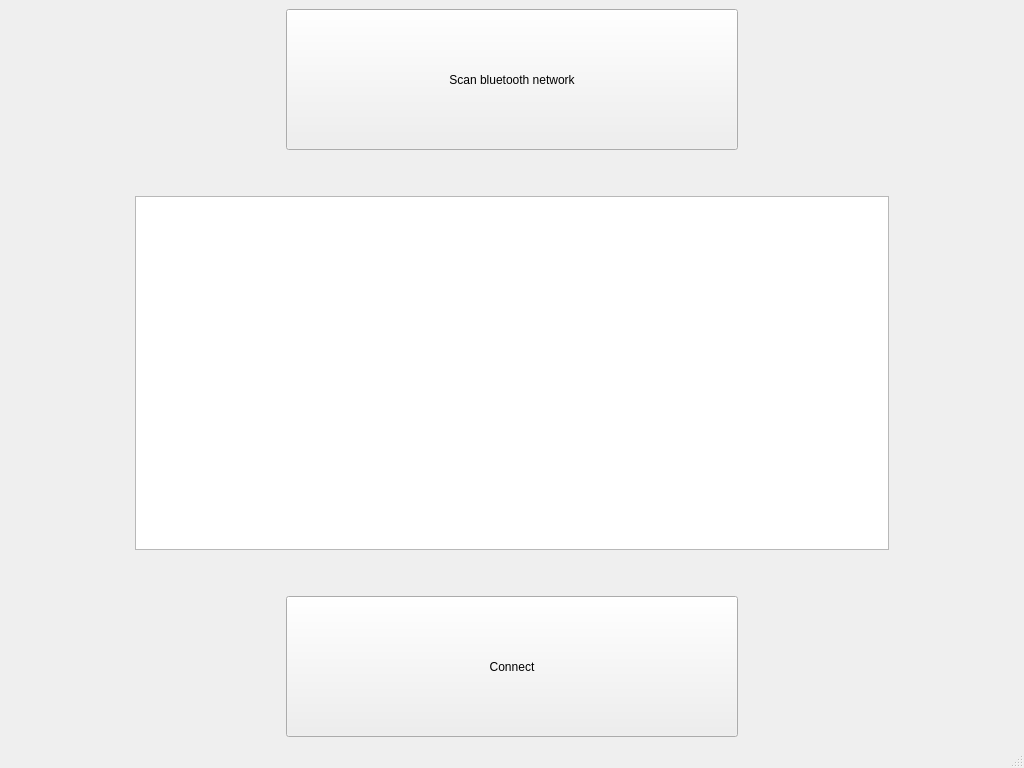
The window that blue-app/ui/MainWindow.ui (matus-u/sz-bluetooth) describes before a commit, drawn with Qt 5.
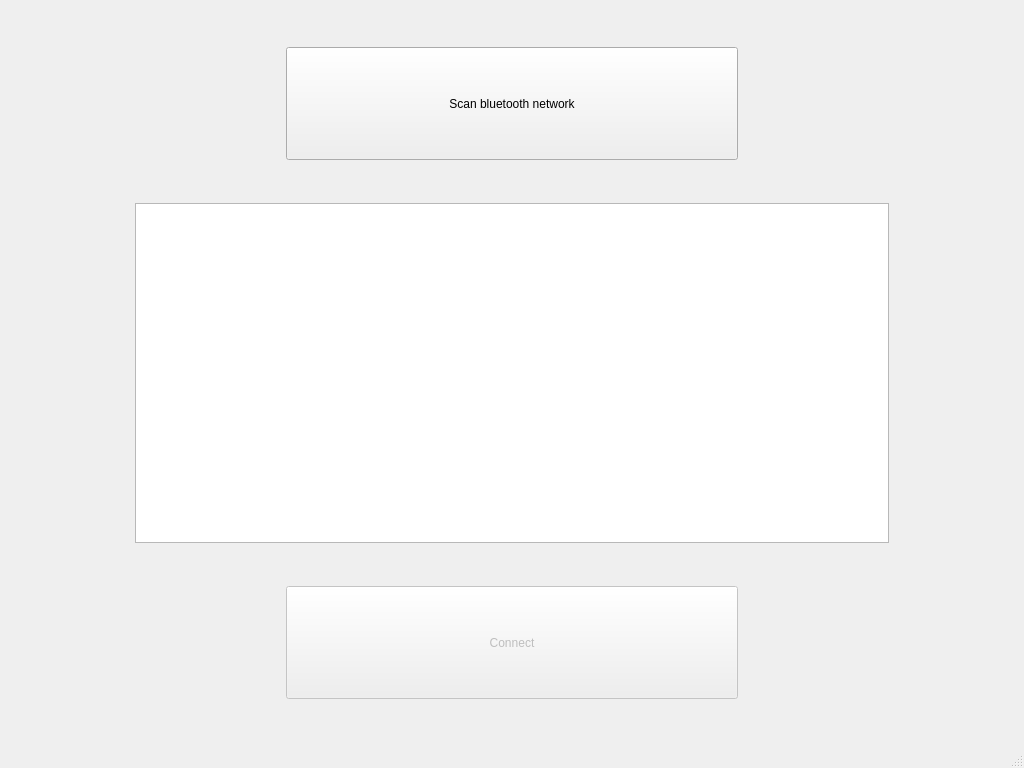
The same window after the commit.

Commit message: add layout change, add first handling of buttons

What changed in the file:
```diff
--- a/blue-app/ui/MainWindow.ui
+++ b/blue-app/ui/MainWindow.ui
@@ -29,7 +29,20 @@
      </spacer>
     </item>
     <item>
-     <layout class="QVBoxLayout" name="verticalLayout" stretch="2,0,5,0,2">
+     <layout class="QVBoxLayout" name="verticalLayout" stretch="1,3,1,9,1,3,1">
+      <item>
+       <spacer name="verticalSpacer_3">
+        <property name="orientation">
+         <enum>Qt::Vertical</enum>
+        </property>
+        <property name="sizeHint" stdset="0">
+         <size>
+          <width>20</width>
+          <height>40</height>
+         </size>
+        </property>
+       </spacer>
+      </item>
       <item>
        <layout class="QHBoxLayout" name="horizontalLayout" stretch="1,3,1">
         <item>
@@ -118,7 +131,10 @@
          </spacer>
         </item>
         <item>
-         <widget class="QPushButton" name="pushButton">
+         <widget class="QPushButton" name="connectButton">
+          <property name="enabled">
+           <bool>false</bool>
+          </property>
           <property name="sizePolicy">
            <sizepolicy hsizetype="Minimum" vsizetype="Minimum">
             <horstretch>0</horstretch>
@@ -145,6 +161,19 @@
         </item>
        </layout>
       </item>
+      <item>
+       <spacer name="verticalSpacer_4">
+        <property name="orientation">
+         <enum>Qt::Vertical</enum>
+        </property>
+        <property name="sizeHint" stdset="0">
+         <size>
+          <width>20</width>
+          <height>40</height>
+         </size>
+        </property>
+       </spacer>
+      </item>
      </layout>
     </item>
     <item>
```
Left out of the diff: 2 changed lines with no effect on the pictures. The commit also changes 1 other file.
